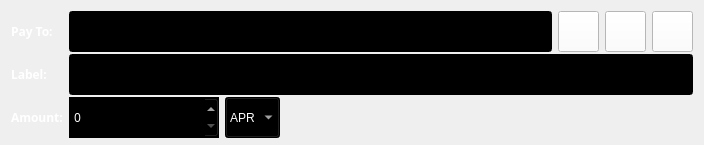
Qt form ui/RecPayItem.ui (topten2018/untitled) before a commit.
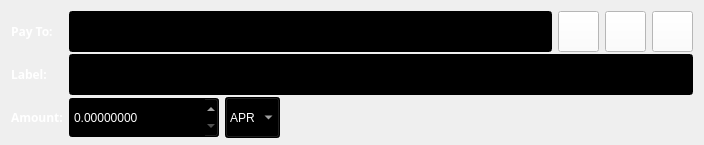
The same form after that commit. Icons and pictures are not drawn.

```diff
--- a/ui/RecPayItem.ui
+++ b/ui/RecPayItem.ui
@@ -201,7 +201,7 @@
      </property>
     </widget>
    </item>
-   <item row="2" column="0">
+   <item row="4" column="0">
     <widget class="QLabel" name="m_lAmount">
      <property name="minimumSize">
       <size>
@@ -225,32 +225,27 @@
      </property>
     </widget>
    </item>
-   <item row="2" column="1">
+   <item row="4" column="1">
     <layout class="QHBoxLayout" name="horizontalLayout">
      <item>
-      <widget class="QSpinBox" name="m_sbAmount">
+      <widget class="QDoubleSpinBox" name="m_sbAmount">
        <property name="minimumSize">
         <size>
          <width>150</width>
          <height>41</height>
         </size>
        </property>
-       <property name="font">
-        <font>
-         <family>Montserrat</family>
-        </font>
-       </property>
-       <property name="autoFillBackground">
-        <bool>true</bool>
-       </property>
        <property name="styleSheet">
         <string notr="true">background-color: rgb(0, 0, 0);
 color: rgb(255, 255, 255);
 selection-color: rgb(255, 255, 255);
 </string>
        </property>
+       <property name="decimals">
+        <number>8</number>
+       </property>
        <property name="maximum">
-        <number>100000000</number>
+        <double>100000.990000000005239</double>
        </property>
       </widget>
      </item>
```
